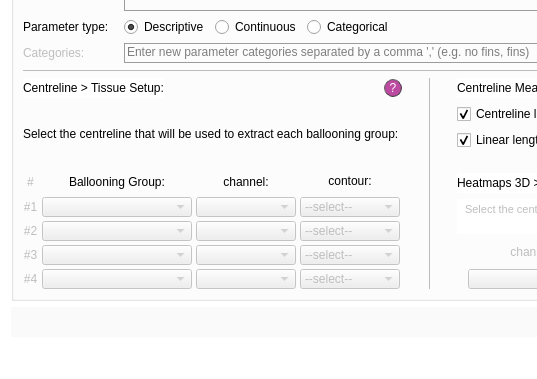
The window that src/gui/ui/set_meas_screen.ui (jsanchez679/morphoHeart_rev) describes before a commit, drawn with Qt 5; both pictures show x 0 to 537 and y 506 to 885 of the 780 by 885 pixel window.
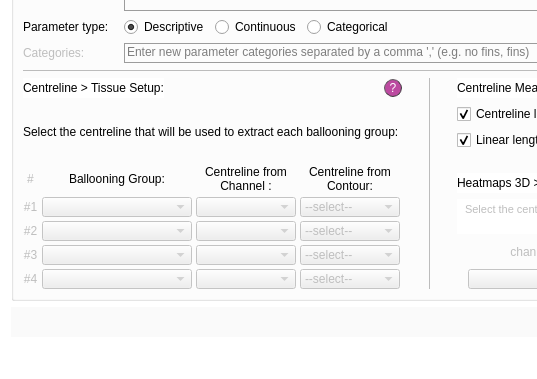
The same window after the commit.

The edit to the form file:
```diff
--- a/src/gui/ui/set_meas_screen.ui
+++ b/src/gui/ui/set_meas_screen.ui
@@ -9951,13 +9951,13 @@
                 <property name="minimumSize">
                  <size>
                   <width>150</width>
-                  <height>23</height>
+                  <height>28</height>
                  </size>
                 </property>
                 <property name="maximumSize">
                  <size>
                   <width>150</width>
-                  <height>23</height>
+                  <height>28</height>
                  </size>
                 </property>
                 <property name="styleSheet">
@@ -9982,20 +9982,21 @@
                 <property name="minimumSize">
                  <size>
                   <width>100</width>
-                  <height>23</height>
+                  <height>28</height>
                  </size>
                 </property>
                 <property name="maximumSize">
                  <size>
                   <width>100</width>
-                  <height>23</height>
+                  <height>28</height>
                  </size>
                 </property>
                 <property name="styleSheet">
                  <string notr="true">font: 25 10pt &quot;Calibri Light&quot;;</string>
                 </property>
                 <property name="text">
-                 <string>channel:</string>
+                 <string>Centreline from
+Channel :</string>
                 </property>
                 <property name="alignment">
                  <set>Qt::AlignCenter</set>
@@ -10026,7 +10027,8 @@
                  <string notr="true">font: 25 10pt &quot;Calibri Light&quot;;</string>
                 </property>
                 <property name="text">
-                 <string>contour:</string>
+                 <string>Centreline from
+Contour:</string>
                 </property>
                 <property name="alignment">
                  <set>Qt::AlignCenter</set>
```
